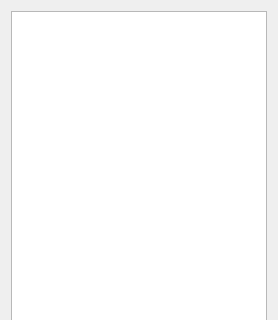
The window that libavogadro/src/extensions/spectra/vibrationwidget.ui (cryos/avogadro) describes before a commit, drawn with Qt 5; both pictures show x 0 to 278 and y 0 to 320 of the 278 by 633 pixel window.
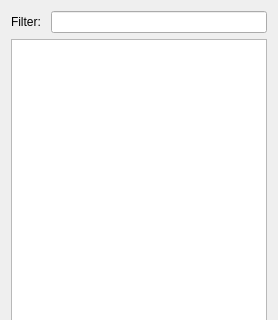
The same window after the commit. Icons and pictures are not drawn.

Commit message: Added filter to vibration widget; stop animation if dock closed

```diff
--- a/libavogadro/src/extensions/spectra/vibrationwidget.ui
+++ b/libavogadro/src/extensions/spectra/vibrationwidget.ui
@@ -20,6 +20,23 @@
    <string>Molecular Vibrations</string>
   </property>
   <layout class="QVBoxLayout" name="verticalLayout_2">
+   <item>
+    <layout class="QHBoxLayout" name="horizontalLayout">
+     <property name="topMargin">
+      <number>0</number>
+     </property>
+     <item>
+      <widget class="QLabel" name="label_2">
+       <property name="text">
+        <string>Filter: </string>
+       </property>
+      </widget>
+     </item>
+     <item>
+      <widget class="QLineEdit" name="editFilter"/>
+     </item>
+    </layout>
+   </item>
    <item>
     <widget class="QTableWidget" name="vibrationTable">
      <property name="sizePolicy">
```
The commit also changes 3 other files.
